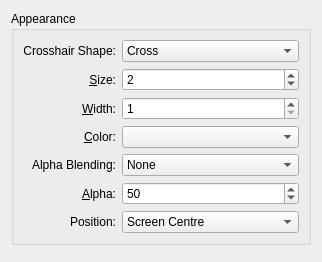
The window that crosshair_config.ui (tues/kwincrosshair) describes before a commit, drawn with Qt 5.
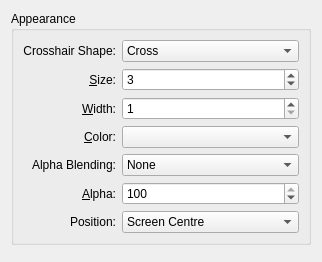
The same window after the commit. Custom widgets are drawn as their Qt base class.

Commit message: Set better configuration defaults

```diff
--- a/crosshair_config.ui
+++ b/crosshair_config.ui
@@ -80,13 +80,13 @@
          </sizepolicy>
         </property>
         <property name="minimum" >
-         <number>0</number>
+         <number>1</number>
         </property>
         <property name="maximum" >
          <number>10</number>
         </property>
         <property name="value" >
-         <number>2</number>
+         <number>3</number>
         </property>
        </widget>
       </item>
@@ -243,7 +243,7 @@
          <number>100</number>
         </property>
         <property name="value" >
-         <number>50</number>
+         <number>100</number>
         </property>
        </widget>
       </item>
```
The commit also changes 1 other file.
